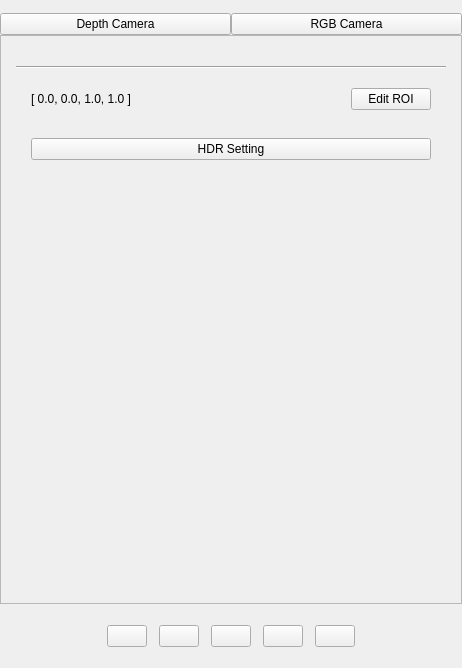
This is src/csviewer/parametersettings.ui in Revopoint/3DViewer as Qt 5 draws it before an edit. The edited form follows.
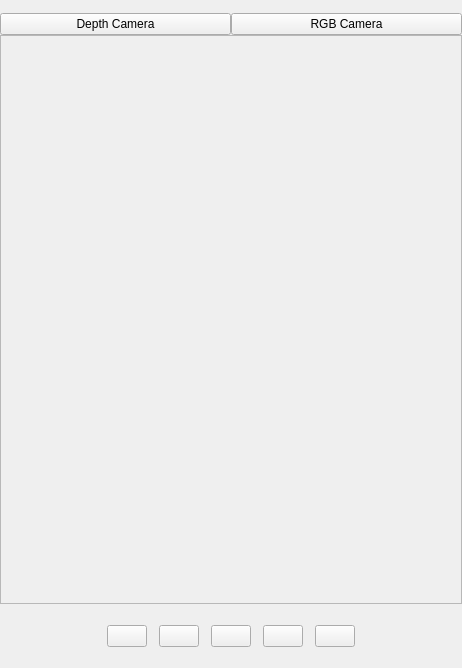
This is the edited form.

What changed in the file:
```diff
--- a/src/csviewer/parametersettings.ui
+++ b/src/csviewer/parametersettings.ui
@@ -176,86 +176,6 @@
              </layout>
             </widget>
            </item>
-           <item>
-            <widget class="Line" name="line">
-             <property name="orientation">
-              <enum>Qt::Horizontal</enum>
-             </property>
-            </widget>
-           </item>
-           <item>
-            <widget class="QWidget" name="roiEditWidget" native="true">
-             <property name="sizePolicy">
-              <sizepolicy hsizetype="Preferred" vsizetype="Fixed">
-               <horstretch>0</horstretch>
-               <verstretch>0</verstretch>
-              </sizepolicy>
-             </property>
-             <layout class="QHBoxLayout" name="horizontalLayout_2">
-              <property name="leftMargin">
-               <number>15</number>
-              </property>
-              <property name="rightMargin">
-               <number>15</number>
-              </property>
-              <item>
-               <widget class="QLabel" name="roiLabel">
-                <property name="sizePolicy">
-                 <sizepolicy hsizetype="Preferred" vsizetype="Expanding">
-                  <horstretch>0</horstretch>
-                  <verstretch>0</verstretch>
-                 </sizepolicy>
-                </property>
-                <property name="text">
-                 <string>[ 0.0, 0.0, 1.0, 1.0 ]</string>
-                </property>
-               </widget>
-              </item>
-              <item>
-               <spacer name="horizontalSpacer">
-                <property name="orientation">
-                 <enum>Qt::Horizontal</enum>
-                </property>
-                <property name="sizeHint" stdset="0">
-                 <size>
-                  <width>40</width>
-                  <height>20</height>
-                 </size>
-                </property>
-               </spacer>
-              </item>
-              <item>
-               <widget class="QPushButton" name="roiEditBtn">
-                <property name="text">
-                 <string>Edit ROI</string>
-                </property>
-                <property name="checkable">
-                 <bool>true</bool>
-                </property>
-               </widget>
-              </item>
-             </layout>
-            </widget>
-           </item>
-           <item>
-            <widget class="QWidget" name="widget_2" native="true">
-             <layout class="QHBoxLayout" name="horizontalLayout_3">
-              <property name="leftMargin">
-               <number>15</number>
-              </property>
-              <property name="rightMargin">
-               <number>15</number>
-              </property>
-              <item>
-               <widget class="QPushButton" name="hdrSettingBtn">
-                <property name="text">
-                 <string>HDR Setting</string>
-                </property>
-               </widget>
-              </item>
-             </layout>
-            </widget>
-           </item>
            <item>
             <spacer name="verticalSpacer">
              <property name="orientation">
```
